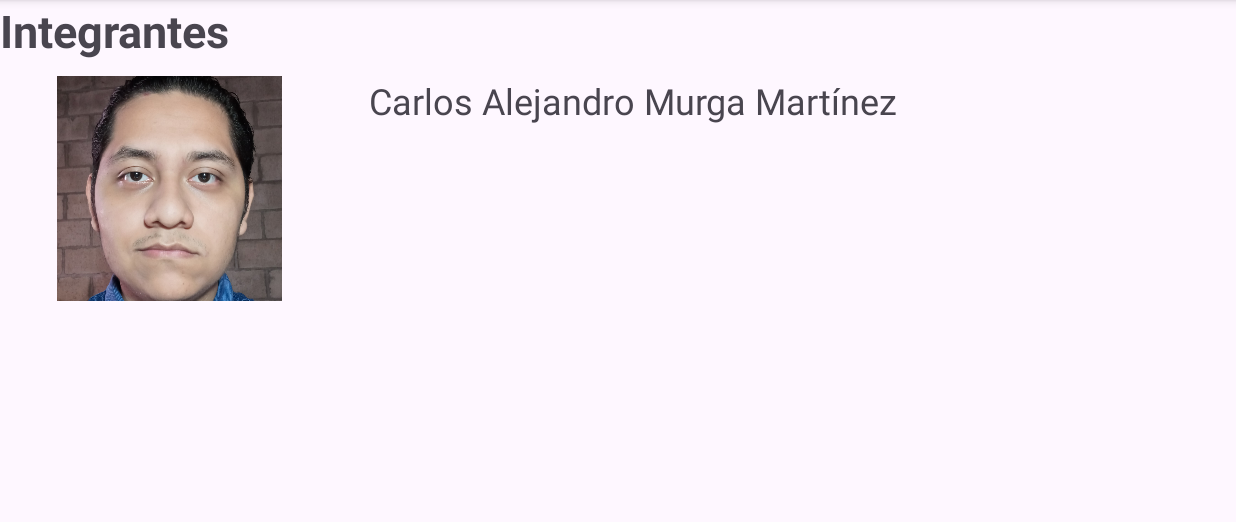
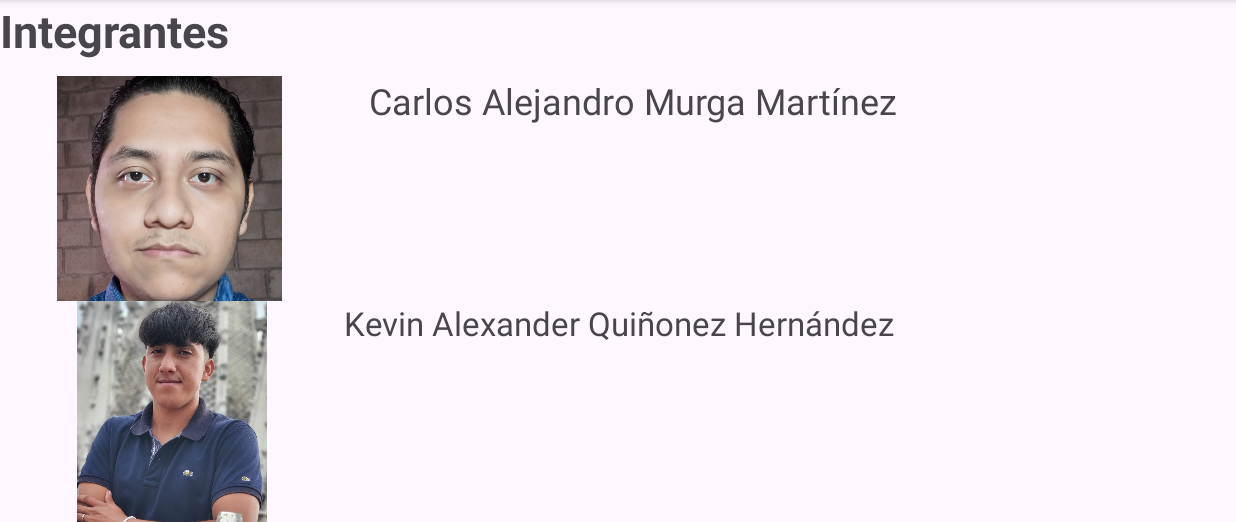
Before and after one commit to LetesMtz/PianoGrupo11, an Android app: the AcercaDeNosotros screen opened directly, with no data from a screen before it, on a phone screen of 824 x 412 dp (held sideways), the part 96-618 px from its top. Run offline under Robolectric (Android 15) with nearby library versions, the phone set to English and light mode, and no system bars.

Commit message:
Actualiza ultima

```diff
--- a/app/src/main/res/layout/activity_acerca_de_nosotros.xml
+++ b/app/src/main/res/layout/activity_acerca_de_nosotros.xml
@@ -33,9 +33,31 @@
             android:id="@+id/textView"
             android:layout_width="wrap_content"
             android:layout_height="wrap_content"
+            android:layout_marginLeft="20dp"
             android:layout_weight="1"
-            android:layout_marginLeft="20dp"
-            android:textSize="24sp"
-            android:text="Carlos Alejandro Murga Martínez" />
+            android:text="Carlos Alejandro Murga Martínez"
+            android:textSize="24sp" />
     </LinearLayout>
+
+    <LinearLayout
+        android:layout_width="match_parent"
+        android:layout_height="wrap_content"
+        android:orientation="horizontal">
+
+        <ImageView
+            android:id="@+id/imageView6"
+            android:layout_width="2dp"
+            android:layout_height="150dp"
+            android:layout_weight="1"
+            app:srcCompat="@drawable/kevin_quinonz" />
+
+        <TextView
+            android:id="@+id/textView8"
+            android:layout_width="wrap_content"
+            android:layout_height="wrap_content"
+            android:layout_weight="1"
+            android:text="Kevin Alexander Quiñonez Hernández"
+            android:textSize="22dp" />
+    </LinearLayout>
+
 </LinearLayout>
```
Also changed, not shown: app/src/main/java/sv/edu/catolica/pianogrupo11/MainActivity.java (+7 -7 lines), app/src/main/java/sv/edu/catolica/pianogrupo11/PianoInfantilSelva.java (+8 -7 lines), app/src/main/res/layout/activity_main.xml (+22 -22 lines), app/src/main/res/drawable/kevin_quinonz.jpeg (added).
